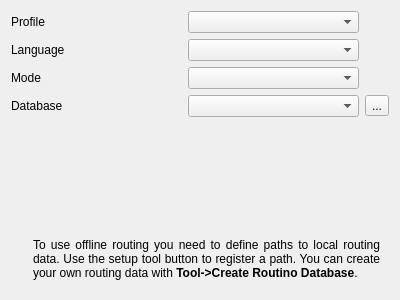
Before: the Qt Designer form src/qmapshack/gis/rte/router/IRouterRoutino.ui in Maproom/qmapshack, drawn with Qt 5.
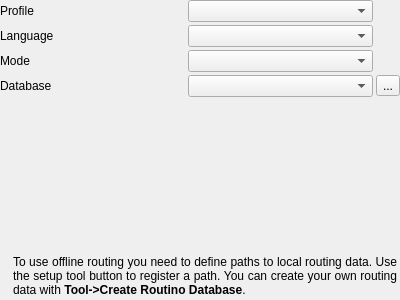
After: the same form once the commit is applied. Icons and pictures are not drawn.

Commit message: Finetune layouts

```diff
--- a/src/qmapshack/gis/rte/router/IRouterRoutino.ui
+++ b/src/qmapshack/gis/rte/router/IRouterRoutino.ui
@@ -14,6 +14,21 @@
    <string>Form</string>
   </property>
   <layout class="QVBoxLayout" name="verticalLayout">
+   <property name="spacing">
+    <number>3</number>
+   </property>
+   <property name="leftMargin">
+    <number>0</number>
+   </property>
+   <property name="topMargin">
+    <number>0</number>
+   </property>
+   <property name="rightMargin">
+    <number>0</number>
+   </property>
+   <property name="bottomMargin">
+    <number>0</number>
+   </property>
    <item>
     <layout class="QGridLayout" name="gridLayout">
      <item row="3" column="1">
@@ -96,6 +111,21 @@
         <enum>QFrame::Plain</enum>
        </property>
        <layout class="QHBoxLayout" name="horizontalLayout">
+        <property name="spacing">
+         <number>3</number>
+        </property>
+        <property name="leftMargin">
+         <number>3</number>
+        </property>
+        <property name="topMargin">
+         <number>3</number>
+        </property>
+        <property name="rightMargin">
+         <number>3</number>
+        </property>
+        <property name="bottomMargin">
+         <number>3</number>
+        </property>
         <item>
          <widget class="QLabel" name="label_3">
           <property name="sizePolicy">
```
The commit also changes 4 other files.
